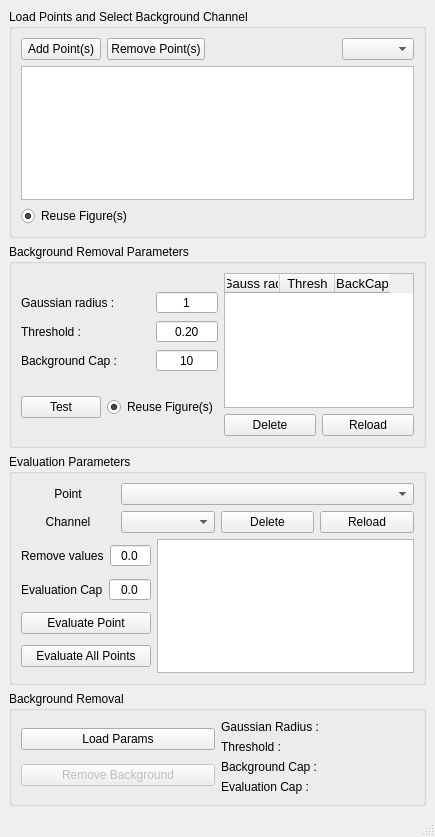
First picture: the form in BackgroundRemoval.ui, repository angelolab/AMP, before the edit.
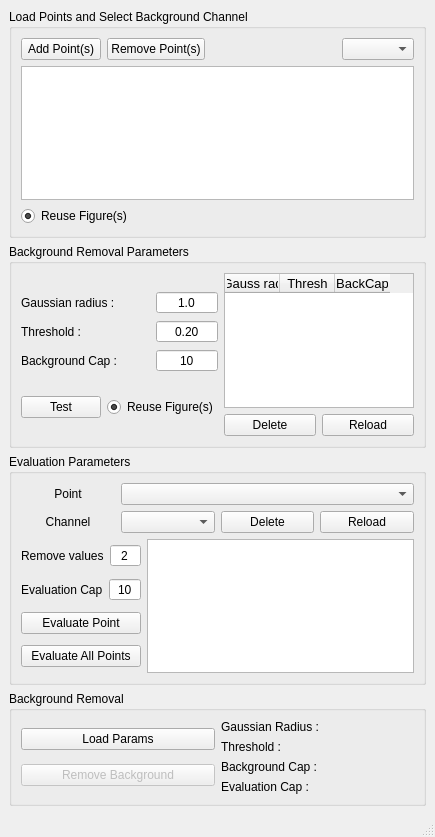
Second picture: the form after the edit.

Commit message: add comments/type-hints to basic eval functions and added better before/after figure names for eval

What changed in the file:
```diff
--- a/BackgroundRemoval.ui
+++ b/BackgroundRemoval.ui
@@ -155,7 +155,7 @@
               <enum>QAbstractSpinBox::NoButtons</enum>
              </property>
              <property name="decimals">
-              <number>0</number>
+              <number>1</number>
              </property>
              <property name="value">
               <double>1.000000000000000</double>
@@ -329,7 +329,10 @@
                 <enum>QAbstractSpinBox::NoButtons</enum>
                </property>
                <property name="decimals">
-                <number>1</number>
+                <number>0</number>
+               </property>
+               <property name="value">
+                <double>2.000000000000000</double>
                </property>
               </widget>
              </item>
@@ -353,7 +356,10 @@
                 <enum>QAbstractSpinBox::NoButtons</enum>
                </property>
                <property name="decimals">
-                <number>1</number>
+                <number>0</number>
+               </property>
+               <property name="value">
+                <double>10.000000000000000</double>
                </property>
               </widget>
              </item>
```
The commit also changes 1 other file.
